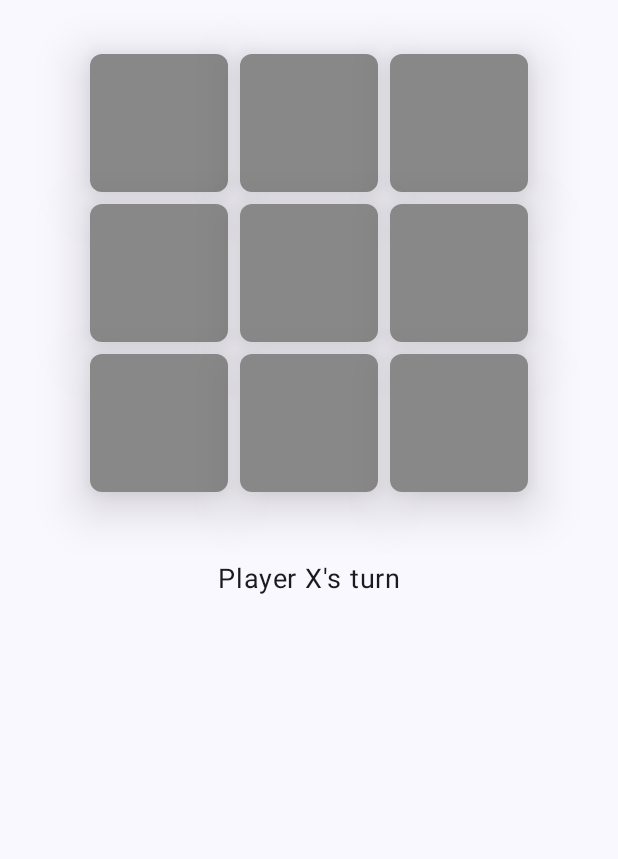
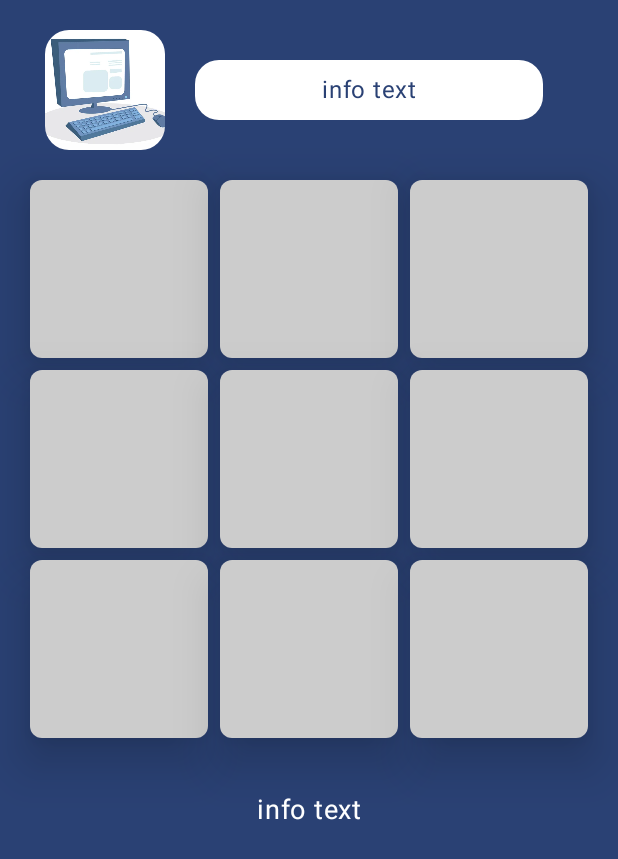
Before and after one commit to dbustos106/dadm-2024-2, an Android app built with Jetpack Compose: the screen it shows after launch (MainActivity), on a phone screen of 412 x 824 dp. Shown: the top 859 px of the screen. Run offline under Robolectric (Android 15) with nearby library versions, the phone set to English and light mode, and no system bars.

Commit message:
Falta logica

```diff
--- a/reto_3/AndroidTicTacToe/app/build.gradle.kts
+++ b/reto_3/AndroidTicTacToe/app/build.gradle.kts
@@ -49,6 +49,7 @@ dependencies {
     implementation(libs.androidx.ui.graphics)
     implementation(libs.androidx.ui.tooling.preview)
     implementation(libs.androidx.material3)
+    implementation(libs.androidx.lifecycle.viewmodel.compose)
     testImplementation(libs.junit)
     androidTestImplementation(libs.androidx.junit)
     androidTestImplementation(libs.androidx.espresso.core)
--- a/reto_3/AndroidTicTacToe/app/src/main/java/com/example/androidtic_tac_toe/MainActivity.kt
+++ b/reto_3/AndroidTicTacToe/app/src/main/java/com/example/androidtic_tac_toe/MainActivity.kt
@@ -3,167 +3,24 @@ package com.example.androidtic_tac_toe
 import android.os.Bundle
 import androidx.activity.ComponentActivity
 import androidx.activity.compose.setContent
-import androidx.compose.foundation.layout.Arrangement
-import androidx.compose.foundation.layout.Column
-import androidx.compose.foundation.layout.Row
-import androidx.compose.foundation.layout.Spacer
 import androidx.compose.foundation.layout.fillMaxSize
-import androidx.compose.foundation.layout.fillMaxWidth
-import androidx.compose.foundation.layout.height
 import androidx.compose.foundation.layout.padding
-import androidx.compose.foundation.layout.size
-import androidx.compose.foundation.shape.RoundedCornerShape
-import androidx.compose.material3.ButtonDefaults
-import androidx.compose.material3.ElevatedButton
 import androidx.compose.material3.Scaffold
-import androidx.compose.material3.Text
-import androidx.compose.runtime.Composable
-import androidx.compose.runtime.MutableState
-import androidx.compose.runtime.mutableStateOf
-import androidx.compose.ui.Alignment
 import androidx.compose.ui.Modifier
-import androidx.compose.ui.graphics.Color
-import androidx.compose.ui.text.style.TextAlign
-import androidx.compose.ui.unit.dp
-import androidx.compose.ui.unit.sp
+import com.example.androidtic_tac_toe.ui.GameScreen
 import com.example.androidtic_tac_toe.ui.theme.AndroidTicTacToeTheme
 
 class MainActivity : ComponentActivity() {
 
-    private lateinit var mGame: TicTacToeGame
-    private lateinit var mButtonStates: MutableState<CharArray>
-    private lateinit var mCurrentPlayer: MutableState<Char>
-    private lateinit var mInfoText: MutableState<String>
-
     override fun onCreate(savedInstanceState: Bundle?) {
         super.onCreate(savedInstanceState)
-
-        // Initialize the TicTacToeGame instance
-        mGame = TicTacToeGame()
-
-        // Initialize the states
-        mButtonStates = mutableStateOf(CharArray(9) { ' ' } )
-        mInfoText = mutableStateOf("Player X's turn")
-        mCurrentPlayer = mutableStateOf('X')
-
         setContent {
             AndroidTicTacToeTheme {
-                Scaffold(
-                    //topBar = { TopAppBar(title = { Text("Mi App") }) },
-                    /*floatingActionButton = {
-                        FloatingActionButton(onClick = { /* Acción */ }) {
-                            Icon(Icons.Filled.Add, contentDescription = "Add")
-                        }
-                    },*/
-                    modifier = Modifier.fillMaxSize()
-                ) { innerPadding ->
-                    TicTacToeScreen(
-                        game = mGame,
-                        buttonStates = mButtonStates,
-                        currentPlayer = mCurrentPlayer,
-                        infoText = mInfoText,
-                        modifier = Modifier.padding(innerPadding),
-                    )
+                Scaffold(modifier = Modifier.fillMaxSize()) {
+                        innerPadding -> GameScreen(modifier = Modifier.padding(innerPadding))
                 }
             }
         }
     }
+
 }
-
-@Composable
-fun TicTacToeScreen(
-    game: TicTacToeGame,
-    buttonStates: MutableState<CharArray>,
-    currentPlayer: MutableState<Char>,
-    infoText: MutableState<String>,
-    modifier: Modifier = Modifier,
-) {
-    Column(
-        horizontalAlignment = Alignment.CenterHorizontally,
-        modifier = modifier.padding(16.dp)
-    ) {
-
-        // Game board
-        TicTacToeBoard(
-            game = game,
-            buttonStates = buttonStates,
-            currentPlayer = currentPlayer,
-            infoText = infoText,
-            modifier = modifier
-        )
-
-        Spacer(modifier = modifier.height(16.dp))
-
-        // Informative text
-        Text(
-            text = infoText.value,
-            fontSize = 18.sp,
-            textAlign = TextAlign.Center,
-            modifier = modifier
-                .fillMaxWidth()
-                .padding(10.dp)
-        )
-    }
-}
-
-@Composable
-fun TicTacToeBoard(
-    game: TicTacToeGame,
-    buttonStates: MutableState<CharArray>,
-    currentPlayer: MutableState<Char>,
-    infoText: MutableState<String>,
-    modifier: Modifier = Modifier,
-) {
-    Column(
-        horizontalAlignment = Alignment.CenterHorizontally,
-        modifier = modifier.padding(16.dp)
-    ) {
-        for (row in 0..2) {
-            Row(horizontalArrangement = Arrangement.Center) {
-                for (col in 0..2) {
-                    val index = row * 3 + col
-                    TicTacToeButton(
-                        index = index,
-                        buttonStates = buttonStates,
-                        currentPlayer = currentPlayer,
-                        infoText = infoText,
-                        modifier =  modifier,
-                    )
-                }
-            }
-        }
-    }
-}
-
-@Composable
-fun TicTacToeButton(
-    index: Int,
-    buttonStates: MutableState<CharArray>,
-    currentPlayer: MutableState<Char>,
-    infoText: MutableState<String>,
-    modifier: Modifier = Modifier
-) {
-    ElevatedButton (
-        onClick = {
-            if (buttonStates.value[index] == ' ') {
-                buttonStates.value[index] = currentPlayer.value
-                currentPlayer.value = if (currentPlayer.value == 'X') 'O' else 'X'
-                infoText.value = "Player ${currentPlayer.value}'s turn"
-            }
-        },
-        modifier = modifier
-            .size(100.dp)
-            .padding(4.dp),
-        shape = RoundedCornerShape(8.dp),
-        elevation = ButtonDefaults.elevatedButtonElevation(
-            defaultElevation = 20.dp,
-            pressedElevation = 16.dp
-        ),
-        colors = ButtonDefaults.buttonColors(
-            containerColor = Color.Gray,
-            contentColor = Color.White
-        )
-    ) {
-        Text(text = buttonStates.value[index].toString(), fontSize = 24.sp)
-    }
-}
--- /dev/null
+++ b/reto_3/AndroidTicTacToe/app/src/main/java/com/example/androidtic_tac_toe/ui/GameConstants.kt
@@ -0,0 +1,13 @@
+package com.example.androidtic_tac_toe.ui
+
+// Board and player constants
+const val BOARD_SIZE = 9
+const val HUMAN_PLAYER = 'X'
+const val COMPUTER_PLAYER = 'O'
+const val OPEN_SPOT = ' '
+
+// Game state constants
+const val WINNER_COMPUTER = 3
+const val WINNER_HUMAN = 2
+const val NO_WINNER = 0
+const val TIE = 1
--- /dev/null
+++ b/reto_3/AndroidTicTacToe/app/src/main/java/com/example/androidtic_tac_toe/ui/GameScreen.kt
@@ -0,0 +1,148 @@
+package com.example.androidtic_tac_toe.ui
+
+import androidx.compose.foundation.Image
+import androidx.compose.foundation.background
+import androidx.compose.foundation.layout.Arrangement
+import androidx.compose.foundation.layout.Box
+import androidx.compose.foundation.layout.Column
+import androidx.compose.foundation.layout.Row
+import androidx.compose.foundation.layout.Spacer
+import androidx.compose.foundation.layout.aspectRatio
+import androidx.compose.foundation.layout.fillMaxSize
+import androidx.compose.foundation.layout.fillMaxWidth
+import androidx.compose.foundation.layout.height
+import androidx.compose.foundation.layout.padding
+import androidx.compose.foundation.layout.size
+import androidx.compose.foundation.shape.RoundedCornerShape
+import androidx.compose.material3.ButtonDefaults
+import androidx.compose.material3.ElevatedButton
+import androidx.compose.material3.MaterialTheme.colorScheme
+import androidx.compose.material3.Text
+import androidx.compose.runtime.Composable
+import androidx.compose.runtime.collectAsState
+import androidx.compose.runtime.getValue
+import androidx.compose.ui.Alignment
+import androidx.compose.ui.Modifier
+import androidx.compose.ui.draw.clip
+import androidx.compose.ui.graphics.Color
+import androidx.compose.ui.layout.ContentScale
+import androidx.compose.ui.res.painterResource
+import androidx.compose.ui.text.style.TextAlign
+import androidx.compose.ui.tooling.preview.Preview
+import androidx.compose.ui.unit.dp
+import androidx.compose.ui.unit.sp
+import androidx.lifecycle.viewmodel.compose.viewModel
+import com.example.androidtic_tac_toe.R
+import com.example.androidtic_tac_toe.ui.theme.AndroidTicTacToeTheme
+
+@Composable
+fun GameScreen(gameViewModel: GameViewModel = viewModel(), modifier: Modifier = Modifier) {
+    val gameUiState by gameViewModel.uiState.collectAsState()
+
+    Column(
+        verticalArrangement = Arrangement.Top,
+        horizontalAlignment = Alignment.Start,
+        modifier = modifier.fillMaxSize().background(colorScheme.primary)
+    ) {
+
+        Row(
+            horizontalArrangement = Arrangement.End,
+            verticalAlignment = Alignment.CenterVertically,
+            modifier = modifier.padding(start = 30.dp, top = 20.dp, end = 30.dp)
+        ){
+            Image(
+                painter = painterResource(R.drawable.computer),
+                contentDescription = null,
+                contentScale = ContentScale.Crop,
+                modifier = modifier.size(80.dp).clip(RoundedCornerShape(16.dp))
+            )
+
+            Box(
+                modifier = modifier.height(80.dp)
+                    .padding(20.dp)
+                    .clip(RoundedCornerShape(16.dp))
+                    .background(colorScheme.onPrimary)
+            ) {
+                Text(
+                    text = gameUiState.infoText,
+                    color = colorScheme.primary,
+                    textAlign = TextAlign.Center,
+                    modifier = modifier.fillMaxWidth()
+                        .align(Alignment.Center)
+                )
+            }
+
+        }
+
+        GameBoard(
+            board = gameUiState.board,
+            onClick = { location -> gameViewModel.handlePlayerTurn(location) },
+            modifier = modifier
+        )
+
+        Spacer(modifier = modifier.height(16.dp))
+
+        Text(text = gameUiState.infoText,
+            fontSize = 18.sp,
+            color = colorScheme.onPrimary,
+            textAlign = TextAlign.Center,
+            modifier = modifier.fillMaxWidth()
+        )
+    }
+}
+
+@Composable
+fun GameBoard(board: List<ButtonState>, onClick: (Int) -> Unit, modifier: Modifier = Modifier) {
+    Column(
+        verticalArrangement = Arrangement.Center,
+        horizontalAlignment = Alignment.CenterHorizontally,
+        modifier = modifier.padding(16.dp)
+    ) {
+        for (row in 0..2) {
+            Row(
+                horizontalArrangement = Arrangement.Center,
+                modifier = modifier
+            ) {
+                for (col in 0..2) {
+                    val location = row * 3 + col
+                    GameButton(
+                        board = board,
+                        onClick = onClick,
+                        location = location,
+                        modifier =  modifier.weight(1f).aspectRatio(1f)
+                    )
+                }
+            }
+        }
+    }
+}
+
+@Composable
+fun GameButton(board: List<ButtonState>, onClick: (Int) -> Unit, location: Int, modifier: Modifier = Modifier) {
+    ElevatedButton (
+        onClick = { onClick(location) },
+        shape = RoundedCornerShape(8.dp),
+        enabled = board[location].isEnabled,
+        modifier = modifier
+            .fillMaxSize()
+            .padding(4.dp),
+        elevation = ButtonDefaults.elevatedButtonElevation(
+            defaultElevation = 20.dp,
+            pressedElevation = 16.dp
+        ),
+        colors = ButtonDefaults.buttonColors(
+            containerColor = board[location].backgroundColor,
+            contentColor = board[location].textColor
+        )
+    ) {
+        Text(text = board[location].text.toString(), fontSize = 24.sp)
+    }
+}
+
+@Preview(showBackground = true)
+@Composable
+fun GameScreenPreview() {
+    AndroidTicTacToeTheme {
+        GameScreen()
+    }
+}
--- /dev/null
+++ b/reto_3/AndroidTicTacToe/app/src/main/java/com/example/androidtic_tac_toe/ui/GameUIState.kt
@@ -0,0 +1,22 @@
+package com.example.androidtic_tac_toe.ui
+
+import androidx.compose.ui.graphics.Color
+import com.example.androidtic_tac_toe.ui.theme.defaultButtonColor
+import com.example.androidtic_tac_toe.ui.theme.defaultButtonTextColor
+
+data class ButtonState(
+    var backgroundColor: Color = defaultButtonColor,
+    var textColor: Color = defaultButtonTextColor,
+    var isEnabled: Boolean = true,
+    var text: Char = OPEN_SPOT,
+)
+
+data class GameUiState(
+    val board: List<ButtonState> = List(9) {ButtonState()},
+    val currentPlayer: Char = HUMAN_PLAYER,
+    val isGameOver: Boolean = false,
+    val numberPlayerWins: Int = 0,
+    val numberComputerWins: Int = 0,
+    val numberTies: Int = 0,
+    val infoText: String = "info text"
+)
--- /dev/null
+++ b/reto_3/AndroidTicTacToe/app/src/main/java/com/example/androidtic_tac_toe/ui/GameViewModel.kt
@@ -0,0 +1,151 @@
+package com.example.androidtic_tac_toe.ui
+
+import androidx.lifecycle.ViewModel
+import com.example.androidtic_tac_toe.ui.theme.computerPlayerButtonColor
+import com.example.androidtic_tac_toe.ui.theme.humanPlayerButtonColor
+import kotlinx.coroutines.flow.MutableStateFlow
+import kotlinx.coroutines.flow.StateFlow
+import kotlinx.coroutines.flow.asStateFlow
+import kotlinx.coroutines.flow.update
+import kotlin.random.Random
+
+/**
+ * Represents the game logic for Tic-Tac-Toe (3x3).
+ * Manages the game board, player moves, and checks for a winner.
+ * Players are 'X' (human) and 'O' (computer), with empty spots represented by a space (' ').
+ *
+ */
+class GameViewModel : ViewModel() {
+
+    // Game UI state
+    private val _uiState = MutableStateFlow(GameUiState())
+    val uiState: StateFlow<GameUiState> = _uiState.asStateFlow()
+
+    init {
+        startNewGame()
+    }
+
+    /**
+     * Re-initializes the game data to restart the game.
+     */
+    fun startNewGame(){
+        _uiState.value = GameUiState(currentPlayer = selectRandomPlayer())
+    }
+
+    private fun selectRandomPlayer(): Char {
+        if(Random.nextInt(2) == 0){
+            return HUMAN_PLAYER
+        }
+        return COMPUTER_PLAYER
+    }
+
+    fun handlePlayerTurn(location: Int){
+        /*if (mButtonStates.value[location].isEnabled) {
+            setMove(GameViewModel.HUMAN_PLAYER, location)
+
+            // If there is no winner yet, let the computer make a move
+            var winner = mGame.checkForWinner()
+            if (winner == 0) {
+                mInfoText.value = getString(R.string.it_s_android_s_turn)
+                val move = mGame.getComputerMove()
+                setMove(GameViewModel.COMPUTER_PLAYER, move)
+                winner = mGame.checkForWinner()
+            }
+
+            // Update the message based on the game result
+            mInfoText.value = when (winner) {
+                0 -> getString(R.string.it_s_your_turn)
+                1 -> getString(R.string.it_s_a_tie)
+                2 -> getString(R.string.you_won)
+                else -> getString(R.string.android_won)
+            }
+        }*/
+    }
+
+    /**
+     * Set the given player at the given location on the game board.
+     * The location must be available, or the board will not be changed.
+     * @param player - The HUMAN_PLAYER or COMPUTER_PLAYER
+     * @param location - The location (0-8) to place the move
+     */
+    private fun setMove(player: Char, location: Int) {
+        val currentBoard = _uiState.value.board.toMutableList()
+        currentBoard[location] = currentBoard[location].copy(
+            text = player,
+            isEnabled = false,
+            backgroundColor = if (player == HUMAN_PLAYER) humanPlayerButtonColor else computerPlayerButtonColor
+        )
+        _uiState.update { it.copy(board = currentBoard)}
+    }
+
+    /**
+     * Return the best move for the computer to make. You must call setMove()
+     * to actually make the computer move to that location.
+     * @return The best move for the computer to make (0-8).
+     */
+    private fun getComputerMove(): Int {
+        var blockingMove: Int? = null
+        val board = _uiState.value.board.toMutableList()
+
+        for (i in 0 until BOARD_SIZE) {
+            if (board[i].text == OPEN_SPOT) {
+
+                // See if there's a move O can make to win
+                board[i] = board[i].copy(text = COMPUTER_PLAYER)
+                if (checkForWinner(board) == 3) {
+                    return i
+                }
+                board[i] = board[i].copy(text = OPEN_SPOT)
+
+                // Add logic to block player
+                board[i] = board[i].copy(text = HUMAN_PLAYER)
+                if (checkForWinner(board) == 2) {
+                    blockingMove = i
+                }
+                board[i] = board[i].copy(text = OPEN_SPOT)
+
+            }
+        }
+
+        return blockingMove ?: (0 until BOARD_SIZE).filter { board[it].text == OPEN_SPOT }.random()
+    }
+
+    /**
+     * Check for a winner and return a status value indicating who has won.
+     * @param board - Tic-Tac-Toe board state
+     * @return Return 0 if no winner or tie yet, 1 if it's a tie, 2 if X won,
+     * or 3 if O won.
+     */
+    private fun checkForWinner(board: List<ButtonState> = _uiState.value.board): Int {
+
+        val winningLines = listOf(
+            listOf(0, 1, 2), listOf(3, 4, 5), listOf(6, 7, 8),
+            listOf(0, 3, 6), listOf(1, 4, 7), listOf(2, 5, 8),
+            listOf(0, 4, 8), listOf(2, 4, 6)
+        )
+
+        for (line in winningLines) {
+            if (board[line[0]].text == HUMAN_PLAYER &&
+                board[line[1]].text == HUMAN_PLAYER &&
+                board[line[2]].text == HUMAN_PLAYER
+            ) {
+                return WINNER_HUMAN
+            }
+            if (board[line[0]].text == COMPUTER_PLAYER &&
+                board[line[1]].text == COMPUTER_PLAYER &&
+                board[line[2]].text == COMPUTER_PLAYER
+            ) {
+                return WINNER_COMPUTER
+            }
+        }
+
+        // Check for tie
+        if (board.all { it.text == HUMAN_PLAYER || it.text == COMPUTER_PLAYER }) {
+            return TIE
+        }
+
+        // No winner or tie yet
+        return NO_WINNER
+    }
+
+}
--- a/reto_3/AndroidTicTacToe/app/src/main/java/com/example/androidtic_tac_toe/ui/theme/Color.kt
+++ b/reto_3/AndroidTicTacToe/app/src/main/java/com/example/androidtic_tac_toe/ui/theme/Color.kt
@@ -2,10 +2,15 @@ package com.example.androidtic_tac_toe.ui.theme
 
 import androidx.compose.ui.graphics.Color
 
-val Purple80 = Color(0xFFD0BCFF)
-val PurpleGrey80 = Color(0xFFCCC2DC)
-val Pink80 = Color(0xFFEFB8C8)
+val defaultButtonColor = Color.LightGray
+val defaultButtonTextColor = Color.Black
+val humanPlayerButtonColor = Color.Green
+val computerPlayerButtonColor = Color.Red
 
-val Purple40 = Color(0xFF6650a4)
-val PurpleGrey40 = Color(0xFF625b71)
-val Pink40 = Color(0xFF7D5260)
+val md_theme_light_backgroundColor: Color = Color.White
+val md_theme_light_textColor: Color = Color.Black
+val md_theme_light_ButtonPressedColor: Color = Color.DarkGray
+
+val md_theme_dark_backgroundColor: Color = Color.DarkGray
+val md_theme_dark_textColor: Color = Color.White
+val md_theme_dark_ButtonPressedColor: Color = Color.LightGray
--- a/reto_3/AndroidTicTacToe/app/src/main/java/com/example/androidtic_tac_toe/ui/theme/Theme.kt
+++ b/reto_3/AndroidTicTacToe/app/src/main/java/com/example/androidtic_tac_toe/ui/theme/Theme.kt
@@ -1,6 +1,5 @@
 package com.example.androidtic_tac_toe.ui.theme
 
-import android.app.Activity
 import android.os.Build
 import androidx.compose.foundation.isSystemInDarkTheme
 import androidx.compose.material3.MaterialTheme
@@ -12,25 +11,15 @@ import androidx.compose.runtime.Composable
 import androidx.compose.ui.platform.LocalContext
 
 private val DarkColorScheme = darkColorScheme(
-    primary = Purple80,
-    secondary = PurpleGrey80,
-    tertiary = Pink80
+    primary = md_theme_light_backgroundColor,
+    onPrimary = md_theme_light_textColor,
+    secondary = md_theme_light_ButtonPressedColor,
 )
 
 private val LightColorScheme = lightColorScheme(
-    primary = Purple40,
-    secondary = PurpleGrey40,
-    tertiary = Pink40
-
-    /* Other default colors to override
-    background = Color(0xFFFFFBFE),
-    surface = Color(0xFFFFFBFE),
-    onPrimary = Color.White,
-    onSecondary = Color.White,
-    onTertiary = Color.White,
-    onBackground = Color(0xFF1C1B1F),
-    onSurface = Color(0xFF1C1B1F),
-    */
+    primary = md_theme_dark_backgroundColor,
+    onPrimary = md_theme_dark_textColor,
+    secondary = md_theme_dark_ButtonPressedColor
 )
 
 @Composable
--- a/reto_3/AndroidTicTacToe/app/src/main/res/values/strings.xml
+++ b/reto_3/AndroidTicTacToe/app/src/main/res/values/strings.xml
@@ -1,3 +1,10 @@
 <resources>
     <string name="app_name">Android Tic-Tac-Toe</string>
+    <string name="player_x_s_turn">Player X\'s turn</string>
+    <string name="it_s_your_turn">It\'s your turn.</string>
+    <string name="it_s_a_tie">It\'s a tie!</string>
+    <string name="you_won">You won!</string>
+    <string name="android_won">Android won!</string>
+    <string name="it_s_android_s_turn">It\'s Android\'s turn.</string>
+    <string name="you_go_first">You go first.</string>
 </resources>
--- a/reto_3/AndroidTicTacToe/gradle/libs.versions.toml
+++ b/reto_3/AndroidTicTacToe/gradle/libs.versions.toml
@@ -7,7 +7,8 @@ junitVersion = "1.2.1"
 espressoCore = "3.6.1"
 lifecycleRuntimeKtx = "2.8.7"
 activityCompose = "1.9.3"
-composeBom = "2024.04.01"
+composeBom = "2024.10.01"
+lifecycleViewModelCompose = "2.8.7"
 
 [libraries]
 androidx-core-ktx = { group = "androidx.core", name = "core-ktx", version.ref = "coreKtx" }
@@ -24,6 +25,7 @@ androidx-ui-tooling-preview = { group = "androidx.compose.ui", name = "ui-toolin
 androidx-ui-test-manifest = { group = "androidx.compose.ui", name = "ui-test-manifest" }
 androidx-ui-test-junit4 = { group = "androidx.compose.ui", name = "ui-test-junit4" }
 androidx-material3 = { group = "androidx.compose.material3", name = "material3" }
+androidx-lifecycle-viewmodel-compose = { group = "androidx.lifecycle", name = "lifecycle-viewmodel-compose", version.ref = "lifecycleViewModelCompose" }
 
 [plugins]
 android-application = { id = "com.android.application", version.ref = "agp" }
```
Also changed, not shown: reto_3/AndroidTicTacToe/app/src/main/java/com/example/androidtic_tac_toe/TicTacToeGame.kt (deleted, +0 -114 lines), reto_3/AndroidTicTacToe/app/src/main/res/drawable-nodpi/computer.jpg (added).
